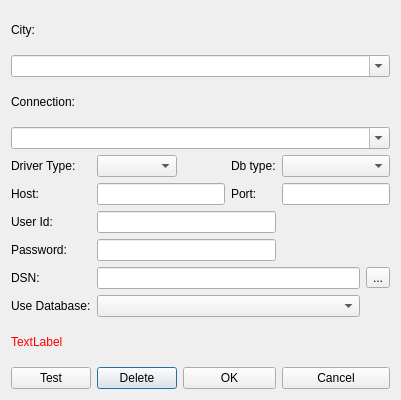
Old version of the form mapper_app/ui/editconnectionsdlg.ui in the repository allenck/mapper.
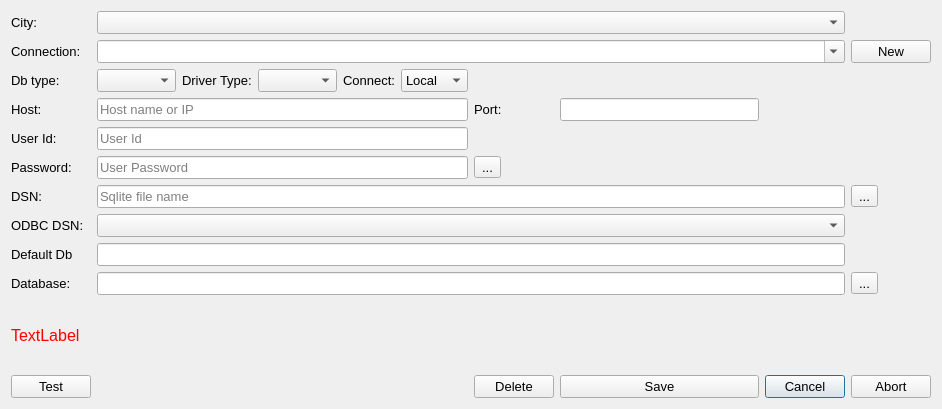
New version of the form. Icons and pictures are not drawn. Custom widgets are drawn as their Qt base class.

What changed in the file:
```diff
--- a/mapper_app/ui/editconnectionsdlg.ui
+++ b/mapper_app/ui/editconnectionsdlg.ui
@@ -6,53 +6,58 @@
    <rect>
     <x>0</x>
     <y>0</y>
-    <width>401</width>
-    <height>400</height>
+    <width>942</width>
+    <height>409</height>
    </rect>
   </property>
+  <property name="font">
+   <font>
+    <pointsize>10</pointsize>
+   </font>
+  </property>
   <property name="windowTitle">
    <string>Dialog</string>
   </property>
   <layout class="QGridLayout" name="gridLayout">
-   <item row="11" column="1">
-    <widget class="QPushButton" name="btnDelete">
-     <property name="text">
-      <string>Delete</string>
+   <item row="1" column="1" colspan="8">
+    <widget class="QComboBox" name="cbConnections">
+     <property name="toolTip">
+      <string>&lt;html&gt;&lt;head/&gt;&lt;body&gt;&lt;p&gt;Select an existing connection from the dropdown list or enter a new unique name to create a new connection.&lt;/p&gt;&lt;p&gt;Connection names should be unique for a city. It is recommended that it contain the database type and connection type, eg. &amp;quot;MsSql ODBC connection&amp;quot;&lt;/p&gt;&lt;/body&gt;&lt;/html&gt;</string>
      </property>
+     <property name="editable">
+      <bool>true</bool>
+     </property>
     </widget>
    </item>
-   <item row="11" column="0">
-    <widget class="QPushButton" name="btnTest">
+   <item row="3" column="0">
+    <widget class="QLabel" name="label_4">
      <property name="text">
-      <string>Test</string>
+      <string>Host:</string>
      </property>
     </widget>
    </item>
-   <item row="7" column="1" colspan="3">
-    <widget class="QLineEdit" name="txtPWD">
-     <property name="echoMode">
-      <enum>QLineEdit::PasswordEchoOnEdit</enum>
+   <item row="2" column="3">
+    <widget class="QComboBox" name="cbDriverType">
+     <property name="toolTip">
+      <string>&lt;html&gt;&lt;head/&gt;&lt;body&gt;&lt;p&gt;Select which driver type to use for the desired database type.&lt;/p&gt;&lt;/body&gt;&lt;/html&gt;</string>
      </property>
     </widget>
    </item>
-   <item row="7" column="0">
-    <widget class="QLabel" name="label_7">
-     <property name="text">
-      <string>Password:</string>
+   <item row="4" column="1" colspan="5">
+    <widget class="QLineEdit" name="txtUserId">
+     <property name="placeholderText">
+      <string>User Id</string>
      </property>
     </widget>
    </item>
-   <item row="6" column="1" colspan="3">
-    <widget class="QLineEdit" name="txtUID"/>
-   </item>
-   <item row="6" column="0">
-    <widget class="QLabel" name="label_6">
+   <item row="12" column="8">
+    <widget class="QPushButton" name="btnCancel">
      <property name="text">
-      <string>User Id:</string>
+      <string>Cancel</string>
      </property>
     </widget>
    </item>
-   <item row="5" column="4" colspan="2">
+   <item row="3" column="7">
     <widget class="QLineEdit" name="txtPort">
      <property name="inputMethodHints">
       <set>Qt::ImhDigitsOnly</set>
@@ -62,58 +67,83 @@
      </property>
     </widget>
    </item>
-   <item row="5" column="3">
-    <widget class="QLabel" name="label_5">
+   <item row="5" column="6">
+    <widget class="QToolButton" name="tbView">
      <property name="text">
-      <string>Port:</string>
+      <string>...</string>
      </property>
+     <property name="checkable">
+      <bool>true</bool>
+     </property>
     </widget>
    </item>
-   <item row="5" column="1" colspan="2">
-    <widget class="QLineEdit" name="txtHost"/>
+   <item row="2" column="4">
+    <widget class="QLabel" name="label_11">
+     <property name="text">
+      <string>Connect:</string>
+     </property>
+    </widget>
    </item>
-   <item row="5" column="0">
-    <widget class="QLabel" name="label_4">
+   <item row="12" column="6">
+    <widget class="QPushButton" name="btnDelete">
      <property name="text">
-      <string>Host:</string>
+      <string>Delete</string>
      </property>
     </widget>
    </item>
-   <item row="4" column="4" colspan="2">
-    <widget class="QComboBox" name="cbDbType"/>
+   <item row="8" column="0">
+    <widget class="QLabel" name="label_12">
+     <property name="text">
+      <string>ODBC DSN:</string>
+     </property>
+    </widget>
    </item>
-   <item row="4" column="3">
-    <widget class="QLabel" name="label_8">
+   <item row="10" column="0">
+    <widget class="QLabel" name="label_10">
      <property name="text">
-      <string>Db type:</string>
+      <string>Database:</string>
      </property>
     </widget>
    </item>
-   <item row="4" column="1">
-    <widget class="QComboBox" name="cbDriverType"/>
-   </item>
-   <item row="4" column="0">
+   <item row="2" column="2">
     <widget class="QLabel" name="label_3">
      <property name="text">
       <string>Driver Type:</string>
      </property>
     </widget>
    </item>
-   <item row="2" column="0">
-    <widget class="QLabel" name="label">
+   <item row="2" column="1">
+    <widget class="QComboBox" name="cbDbType">
+     <property name="toolTip">
+      <string>&lt;html&gt;&lt;head/&gt;&lt;body&gt;&lt;p&gt;Select the type of database: &lt;span style=&quot; font-weight:600;&quot;&gt;SQLite, MySql or MsSql(SQL Server)&lt;/span&gt;&lt;/p&gt;&lt;/body&gt;&lt;/html&gt;</string>
+     </property>
+    </widget>
+   </item>
+   <item row="4" column="0">
+    <widget class="QLabel" name="label_6">
      <property name="text">
-      <string>Connection:</string>
+      <string>User Id:</string>
      </property>
     </widget>
    </item>
-   <item row="0" column="0">
-    <widget class="QLabel" name="label_9">
+   <item row="1" column="9">
+    <widget class="QPushButton" name="btnNew">
+     <property name="toolTip">
+      <string>&lt;html&gt;&lt;head/&gt;&lt;body&gt;&lt;p&gt;Click on this button to create a new connection. Then update the connection name which should be unique for this city.&lt;/p&gt;&lt;/body&gt;&lt;/html&gt;</string>
+     </property>
      <property name="text">
-      <string>City:</string>
+      <string>New</string>
      </property>
     </widget>
    </item>
-   <item row="8" column="5">
+   <item row="10" column="1" colspan="8">
+    <widget class="QLineEdit" name="txtUseDatabase">
+     <property name="toolTip">
+      <string>&lt;html&gt;&lt;head/&gt;&lt;body&gt;&lt;p&gt;Enter the name of the database that this connection will use. If the name entered does not exits, you will be asked whether you  wish to create it.&lt;/p&gt;&lt;/body&gt;&lt;/html&gt;</string>
+     </property>
+    </widget>
+   </item>
+   <item row="7" column="9">
     <widget class="QToolButton" name="tbBrowse">
      <property name="text">
       <string>...</string>
@@ -124,28 +154,87 @@
      </property>
     </widget>
    </item>
-   <item row="11" column="4" colspan="2">
-    <widget class="QPushButton" name="btnCancel">
+   <item row="5" column="0">
+    <widget class="QLabel" name="label_7">
      <property name="text">
-      <string>Cancel</string>
+      <string>Password:</string>
      </property>
     </widget>
    </item>
-   <item row="1" column="0" colspan="6">
-    <widget class="CComboBox" name="cbCities">
-     <property name="editable">
-      <bool>true</bool>
+   <item row="2" column="5">
+    <widget class="QComboBox" name="cbConnect">
+     <property name="toolTip">
+      <string>&lt;html&gt;&lt;head/&gt;&lt;body&gt;&lt;p&gt;Select connection type: &lt;span style=&quot; font-weight:600;&quot;&gt; Local&lt;/span&gt; SQLite only.&lt;/p&gt;&lt;p&gt;&lt;span style=&quot; font-weight:600;&quot;&gt;Direct&lt;/span&gt; MySql client connection&lt;/p&gt;&lt;p&gt;&lt;span style=&quot; font-weight:600;&quot;&gt;ODBC &lt;/span&gt;MySql or MsSql OBDC connection&lt;/p&gt;&lt;/body&gt;&lt;/html&gt;</string>
      </property>
+     <item>
+      <property name="text">
+       <string>Local</string>
+      </property>
+     </item>
+     <item>
+      <property name="text">
+       <string>Direct</string>
+      </property>
+     </item>
+     <item>
+      <property name="text">
+       <string>ODBC</string>
+      </property>
+     </item>
     </widget>
    </item>
-   <item row="3" column="0" colspan="6">
-    <widget class="CComboBox" name="cbConnections">
-     <property name="editable">
-      <bool>true</bool>
+   <item row="3" column="6">
+    <widget class="QLabel" name="label_5">
+     <property name="text">
+      <string>Port:</string>
      </property>
     </widget>
    </item>
-   <item row="10" column="0" colspan="6">
+   <item row="10" column="9">
+    <widget class="QToolButton" name="tbReload">
+     <property name="toolTip">
+      <string>&lt;html&gt;&lt;head/&gt;&lt;body&gt;&lt;p&gt;refresh list of known databases.&lt;/p&gt;&lt;/body&gt;&lt;/html&gt;</string>
+     </property>
+     <property name="text">
+      <string>...</string>
+     </property>
+     <property name="icon">
+      <iconset resource="../Resources/mapper.qrc">
+       <normaloff>:/reload.png</normaloff>:/reload.png</iconset>
+     </property>
+     <property name="toolButtonStyle">
+      <enum>Qt::ToolButtonIconOnly</enum>
+     </property>
+    </widget>
+   </item>
+   <item row="7" column="1" colspan="8">
+    <widget class="QLineEdit" name="txtDbOrDSN">
+     <property name="toolTip">
+      <string>&lt;html&gt;&lt;head/&gt;&lt;body&gt;&lt;p&gt;Depending on which SQL database program you are using, this should be the filename of the file containing the data or a schema name. For SQLITE databases this will be a .sqlite3 file. &lt;/p&gt;&lt;/body&gt;&lt;/html&gt;</string>
+     </property>
+     <property name="placeholderText">
+      <string>Sqlite file name</string>
+     </property>
+    </widget>
+   </item>
+   <item row="2" column="0">
+    <widget class="QLabel" name="label_8">
+     <property name="text">
+      <string>Db type:</string>
+     </property>
+    </widget>
+   </item>
+   <item row="5" column="1" colspan="5">
+    <widget class="QLineEdit" name="txtPWD">
+     <property name="echoMode">
+      <enum>QLineEdit::PasswordEchoOnEdit</enum>
+     </property>
+     <property name="placeholderText">
+      <string>User Password</string>
+     </property>
+    </widget>
+   </item>
+   <item row="11" column="0" colspan="10">
     <widget class="QLabel" name="lblHelp">
      <property name="palette">
       <palette>
@@ -184,6 +273,11 @@
        </disabled>
       </palette>
      </property>
+     <property name="font">
+      <font>
+       <pointsize>12</pointsize>
+      </font>
+     </property>
      <property name="text">
       <string>TextLabel</string>
      </property>
@@ -192,42 +286,94 @@
      </property>
     </widget>
    </item>
-   <item row="11" column="2" colspan="2">
-    <widget class="QPushButton" name="btnOK">
+   <item row="0" column="0">
+    <widget class="QLabel" name="label_9">
      <property name="text">
-      <string>OK</string>
+      <string>City:</string>
      </property>
     </widget>
    </item>
-   <item row="8" column="1" colspan="4">
-    <widget class="QLineEdit" name="txtDbOrDSN"/>
+   <item row="1" column="0">
+    <widget class="QLabel" name="label">
+     <property name="text">
+      <string>Connection:</string>
+     </property>
+    </widget>
    </item>
-   <item row="8" column="0">
+   <item row="12" column="0">
+    <widget class="QPushButton" name="btnTest">
+     <property name="toolTip">
+      <string>&lt;html&gt;&lt;head/&gt;&lt;body&gt;&lt;p&gt;Check the validity of a connection&lt;/p&gt;&lt;/body&gt;&lt;/html&gt;</string>
+     </property>
+     <property name="text">
+      <string>Test</string>
+     </property>
+    </widget>
+   </item>
+   <item row="12" column="9">
+    <widget class="QPushButton" name="btnAbort">
+     <property name="text">
+      <string>Abort</string>
+     </property>
+    </widget>
+   </item>
+   <item row="7" column="0">
     <widget class="QLabel" name="label_2">
      <property name="text">
       <string>DSN:</string>
      </property>
     </widget>
    </item>
+   <item row="12" column="7">
+    <widget class="QPushButton" name="btnSave">
+     <property name="text">
+      <string>Save</string>
+     </property>
+    </widget>
+   </item>
+   <item row="3" column="1" colspan="5">
+    <widget class="QLineEdit" name="txtHost">
+     <property name="toolTip">
+      <string>&lt;html&gt;&lt;head/&gt;&lt;body&gt;&lt;p&gt;Enter the host name or IP address of a remote remote server or &lt;span style=&quot; font-style:italic;&quot;&gt;localhost&lt;/span&gt; for a local server.&lt;/p&gt;&lt;/body&gt;&lt;/html&gt;</string>
+     </property>
+     <property name="placeholderText">
+      <string>Host name or IP</string>
+     </property>
+    </widget>
+   </item>
+   <item row="8" column="1" colspan="8">
+    <widget class="QComboBox" name="cbODBCDsn">
+     <property name="placeholderText">
+      <string>ODBC DSN</string>
+     </property>
+    </widget>
+   </item>
+   <item row="0" column="1" colspan="8">
+    <widget class="QComboBox" name="cbCities">
+     <property name="toolTip">
+      <string>&lt;html&gt;&lt;head/&gt;&lt;body&gt;&lt;p&gt;&lt;span style=&quot; font-weight:600;&quot;&gt;Select an existing city from the dropdown list.&lt;/span&gt;&lt;/p&gt;&lt;/body&gt;&lt;/html&gt;</string>
+     </property>
+     <property name="editable">
+      <bool>false</bool>
+     </property>
+    </widget>
+   </item>
    <item row="9" column="0">
-    <widget class="QLabel" name="label_10">
+    <widget class="QLabel" name="label_13">
      <property name="text">
-      <string>Use Database:</string>
+      <string>Default Db</string>
      </property>
     </widget>
    </item>
-   <item row="9" column="1" colspan="4">
-    <widget class="QComboBox" name="cbUseDatabase"/>
+   <item row="9" column="1" colspan="8">
+    <widget class="QLineEdit" name="txtDefaultDb">
+     <property name="readOnly">
+      <bool>true</bool>
+     </property>
+    </widget>
    </item>
   </layout>
  </widget>
- <customwidgets>
-  <customwidget>
-   <class>CComboBox</class>
-   <extends>QComboBox</extends>
-   <header>ccombobox.h</header>
-  </customwidget>
- </customwidgets>
  <tabstops>
   <tabstop>cbCities</tabstop>
   <tabstop>cbConnections</tabstop>
```
Left out of the diff: 17 changed lines with no effect on the pictures.
